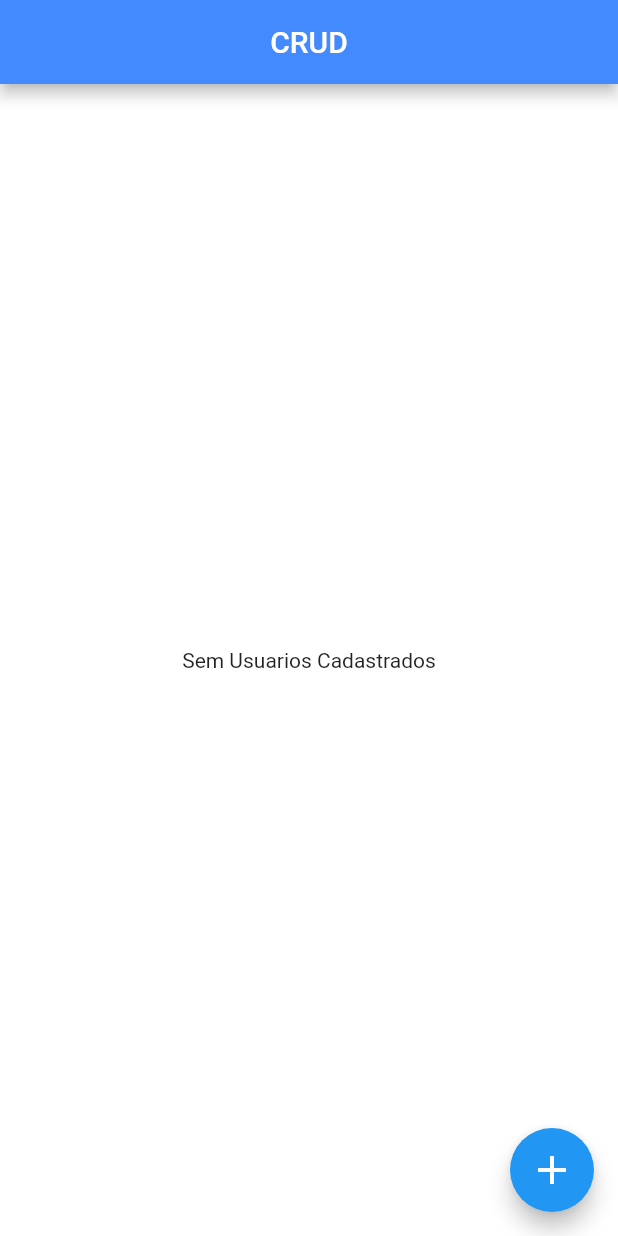
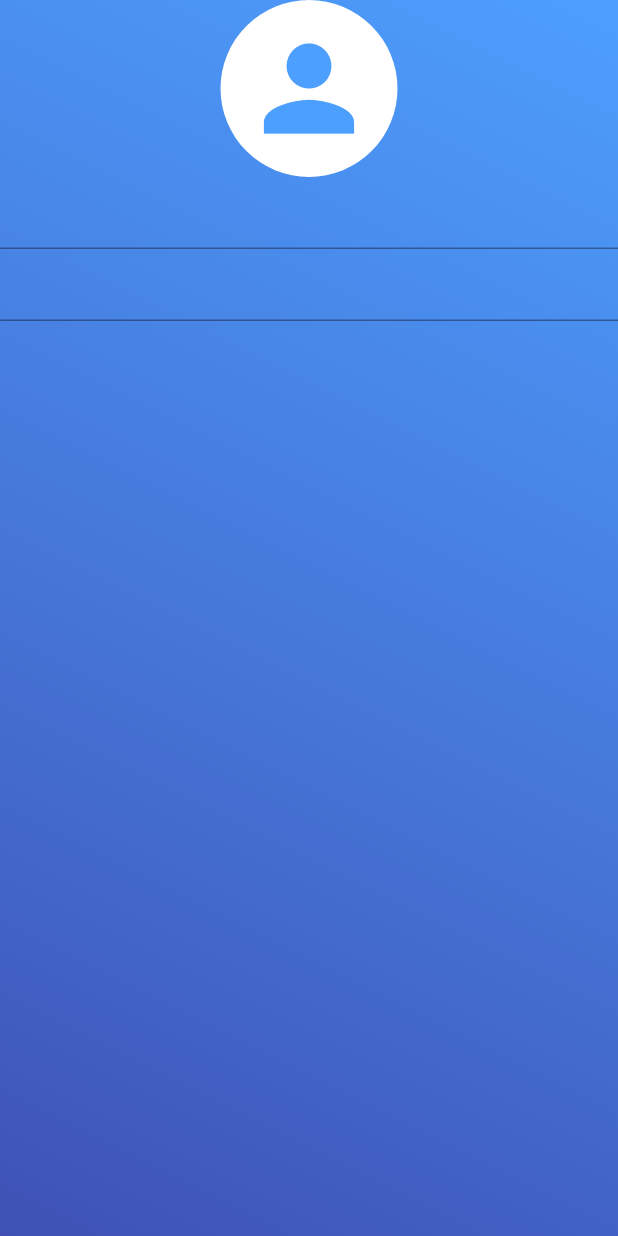
Before and after one commit to gui1andre/CRUD-Flutter-Getx, a Flutter app: the screen it shows after launch, on a phone screen of 412 x 824 dp. Run offline on Flutter 3.47's test engine with Material 2 defaults, Android fonts, the phone set to English and light mode, and no system bars; our stand-ins replace get.

Commit message:
Update main.dart

```diff
--- a/lib/main.dart
+++ b/lib/main.dart
@@ -1,11 +1,8 @@
 import 'package:crud/screens/add_pessoa.dart';
 import 'package:crud/screens/atualizarcadastro.dart';
 import 'package:flutter/material.dart';
-
 import 'package:get/get.dart';
-
-import 'controllers/pessoas_controller.dart';
-import 'models/pessoa.dart';
+import 'screens/dashboard.dart';
 
 void main() {
   runApp(const CrudApp());
@@ -18,9 +15,10 @@ class CrudApp extends StatelessWidget {
   Widget build(BuildContext context) {
     return GetMaterialApp(
       debugShowCheckedModeBanner: false,
-      initialRoute: 'home',
+      initialRoute: '/',
       getPages: [
-        GetPage(name: '/home', page: () => const Dashboard()),
+        GetPage(name: '/', page: () => const Login()),
+        GetPage(name: '/dashboard', page: () => const Dashboard()),
         GetPage(name: '/cadastrarPessoa', page: () => const CadastrarPessoa()),
         GetPage(name: '/atualizarPessoa', page: () => const AtualizarPessoa()),
       ],
@@ -28,162 +26,56 @@ class CrudApp extends StatelessWidget {
   }
 }
 
-class Dashboard extends StatefulWidget {
-  const Dashboard({Key? key}) : super(key: key);
+class Login extends StatelessWidget {
+  const Login({Key? key}) : super(key: key);
 
-  @override
-  State<Dashboard> createState() => _DashboardState();
-}
-
-class _DashboardState extends State<Dashboard> {
   @override
   Widget build(BuildContext context) {
     return Scaffold(
-      appBar: AppBar(
-        backgroundColor: Colors.blueAccent,
-        centerTitle: true,
-        title: const Text('CRUD'),
-      ),
-      body: const DashBody(),
-      floatingActionButton: FloatingActionButton(
-        onPressed: () => Get.toNamed('cadastrarPessoa'),
-        child: const Icon(
-          Icons.add,
-          size: 32,
+      body: SafeArea(
+        top: true,
+        child: Container(
+          width: double.infinity,
+          height: double.infinity,
+          decoration: const BoxDecoration(
+            gradient: LinearGradient(
+              begin: Alignment.topRight,
+              end: Alignment.bottomLeft,
+              colors: [
+                Color.fromARGB(999, 59, 149, 254),
+                Colors.indigo,
+
+              ],
+            ),
+          ),
+          child: Center(
+            child: Column(
+              children: [
+                Container(
+                  width: 118,
+                  height: 118,
+                  decoration: const BoxDecoration(
+                    shape: BoxShape.circle,
+                    color: Colors.white,
+                  ),
+                  child: const Icon(
+                    Icons.person,
+                    color: Color.fromARGB(999, 59, 149, 254),
+                    size: 90,
+                  ),
+                ),
+                Form(child: Column(
+                  children: [TextFormField(),
+                  TextFormField(),
+                  ],
+                ),
+
+                ),
+              ],
+            ),
+          ),
         ),
       ),
     );
   }
 }
-
-class DashBody extends StatefulWidget {
-  const DashBody({Key? key}) : super(key: key);
-
-  @override
-  State<DashBody> createState() => _DashBodyState();
-}
-
-class _DashBodyState extends State<DashBody> {
-  @override
-  Widget build(BuildContext context) {
-    final pessoasCtrl = Get.put(PessoasControler());
-
-    return Container(
-      width: double.infinity,
-      height: double.infinity,
-      decoration: const BoxDecoration(color: Colors.white),
-      child: Obx(() {
-        if (pessoasCtrl.pessoas.isEmpty) {
-          return const Center(child: Text('Sem Usuarios Cadastrados'));
-        } else {
-          return ListView.builder(
-            itemCount: pessoasCtrl.pessoas.length,
-            itemBuilder: (context, index) {
-              Pessoa _porPessoa = pessoasCtrl.pessoas.elementAt(index);
-              return Column(
-                children: [
-                  PersonCard(
-                    pessoa: Pessoa(_porPessoa.name, _porPessoa.email),
-                    indexPessoa: index,
-                  ),
-                  const Divider(
-                    color: Colors.black,
-                    height: 1,
-                  )
-                ],
-              );
-            },
-          );
-        }
-      }),
-    );
-  }
-}
-
-class PersonCard extends StatelessWidget {
-  const PersonCard({
-    Key? key,
-    required this.pessoa,
-    required this.indexPessoa,
-  }) : super(key: key);
-  final Pessoa pessoa;
-  final int indexPessoa;
-
-  @override
-  Widget build(BuildContext context) {
-    final _pessoasCtrl = Get.find<PessoasControler>();
-
-    return Padding(
-      padding: const EdgeInsets.only(top: 8),
-      child: Container(
-        padding: const EdgeInsets.all(8),
-        height: 100,
-        width: double.infinity,
-        decoration: const BoxDecoration(color: Colors.white),
-        child: Row(
-          mainAxisAlignment: MainAxisAlignment.spaceBetween,
-          crossAxisAlignment: CrossAxisAlignment.center,
-          children: [
-            Row(
-              children: [
-                CircleAvatar(
-                  child: Text(
-                    '${pessoa.name[0].capitalize}',
-                    style: const TextStyle(fontSize: 32),
-                  ),
-                  radius: 32,
-                ),
-
-                Padding(
-                  padding: const EdgeInsets.only(left: 24),
-                  child: Column(
-                    mainAxisAlignment: MainAxisAlignment.center,
-                    crossAxisAlignment: CrossAxisAlignment.start,
-                    children: [
-                      Text(
-                        pessoa.name,
-                        style: const TextStyle(
-                          fontSize: 20,
-                        ),
-                      ),
-                      Text(
-                        pessoa.email,
-                        style: const TextStyle(fontSize: 16),
-                      )
-                    ],
-                  ),
-                ),
-              ],
-            ),
-            Row(
-              children: [
-                IconButton(
-                  onPressed: () {
-                    Get.toNamed('atualizarPessoa', arguments: [
-                      Pessoa(pessoa.name, pessoa.email),
-                      indexPessoa
-                    ]);
-                  },
-                  icon: const Icon(
-                    Icons.edit,
-                    color: Colors.blue,
-                    size: 24,
-                  ),
-                ),
-                IconButton(
-                    onPressed: () {
-                      _pessoasCtrl.removerPessoa(indexPessoa);
-                    },
-                    icon: const Icon(
-                      Icons.delete,
-                      color: Colors.red,
-                      size: 24,
-                    )),
-              ],
-            )
-          ],
-        ),
-      ),
-    );
-  }
-}
```
